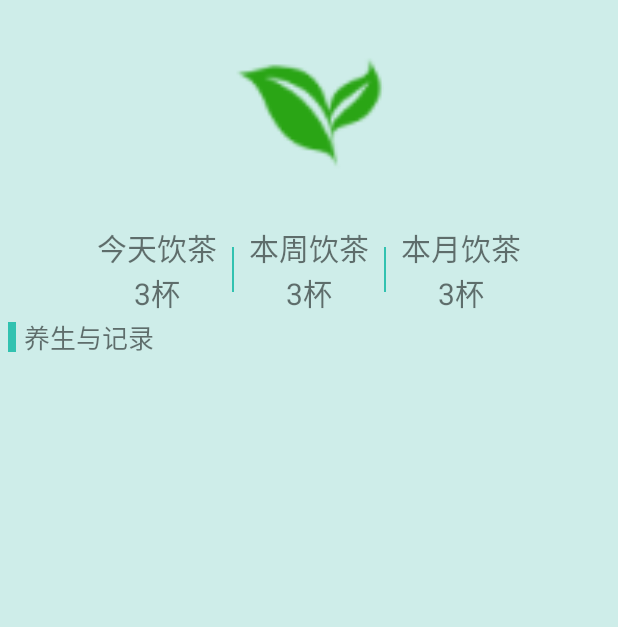
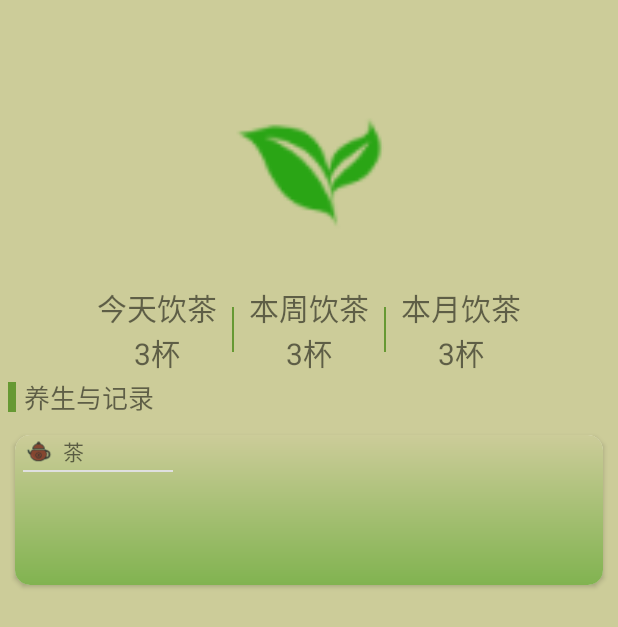
Before and after one commit to PointoWorld/HealthCare, an Android app: the layout fragment_takephoto.xml on its own in the app's theme, with its tools: preview values and no code run, on a phone screen of 412 x 824 dp. Shown: the top 627 px of the screen. Run offline under Robolectric (Android 15) with nearby library versions, the phone set to English and light mode, and no system bars.

Commit message:
颜色渐变

```diff
--- /dev/null
+++ b/app/src/main/res/drawable/card_gradually.xml
@@ -0,0 +1,11 @@
+<?xml version="1.0" encoding="utf-8"?>
+<shape xmlns:android="http://schemas.android.com/apk/res/android">
+
+
+    <gradient
+        android:startColor="#81b350"
+        android:endColor="@color/colorPrimaryBack"
+        android:angle="90"
+        />
+
+</shape>
--- a/app/src/main/res/layout/fragment_takephoto.xml
+++ b/app/src/main/res/layout/fragment_takephoto.xml
@@ -1,12 +1,13 @@
 <?xml version="1.0" encoding="utf-8"?>
-<LinearLayout
-    xmlns:android="http://schemas.android.com/apk/res/android"
+<LinearLayout xmlns:android="http://schemas.android.com/apk/res/android"
+    xmlns:app="http://schemas.android.com/apk/res-auto"
     android:orientation="vertical"
     android:layout_width="match_parent"
     android:layout_height="match_parent"
     android:background="@color/colorPrimaryBack">
 
     <LinearLayout
+        android:layout_marginTop="@dimen/dp_40"
         android:layout_width="match_parent"
         android:layout_height="@dimen/dp_150"
         android:gravity="center">
@@ -117,6 +118,39 @@
                 android:text="养生与记录"/>
         </LinearLayout>
 
+        <android.support.v7.widget.CardView
+            android:layout_width="match_parent"
+            android:layout_height="@dimen/dp_100"
+            app:cardCornerRadius="@dimen/dp_10"
+            android:layout_margin="@dimen/dp_10">
+            <LinearLayout
+                android:layout_width="match_parent"
+                android:layout_height="match_parent"
+                android:orientation="vertical"
+                android:background="@drawable/card_gradually">
+                <LinearLayout
+                    android:layout_width="match_parent"
+                    android:layout_height="20dp"
+                    android:orientation="horizontal">
+                    <ImageView
+                        android:layout_width="wrap_content"
+                        android:layout_height="wrap_content"
+                        android:src="@mipmap/cha_card"/>
+                    <TextView
+                        android:layout_width="wrap_content"
+                        android:layout_height="wrap_content"
+                        android:text="茶"/>
+                </LinearLayout>
+                <View
+                    android:layout_width="@dimen/dp_100"
+                    android:layout_height="@dimen/dp_1"
+                    android:layout_marginTop="@dimen/dp_3"
+                    android:layout_marginLeft="@dimen/dp_5"
+                    android:background="@color/line"/>
+
+            </LinearLayout>
+        </android.support.v7.widget.CardView>
+
     </LinearLayout>
 
 
--- a/app/src/main/res/values/colors.xml
+++ b/app/src/main/res/values/colors.xml
@@ -1,8 +1,10 @@
 <?xml version="1.0" encoding="utf-8"?>
 <resources>
     <color name="colorPrimary">#f57551</color>
-    <color name="colorPrimaryDark">#31c2b0</color>
-    <color name="colorPrimaryBack">#ceede9</color>
+    <!--<color name="colorPrimaryDark">#31c2b0</color>-->
+    <color name="colorPrimaryDark">#669933</color>
+    <!--<color name="colorPrimaryBack">#ceede9</color>-->
+    <color name="colorPrimaryBack">#cccc99</color>
     <color name="colorAccent">#FF4081</color>
 
     <color name="color_text">#948f8f</color>
```
Also changed, not shown: app/src/main/res/mipmap-mdpi/cha_card.png (added).
